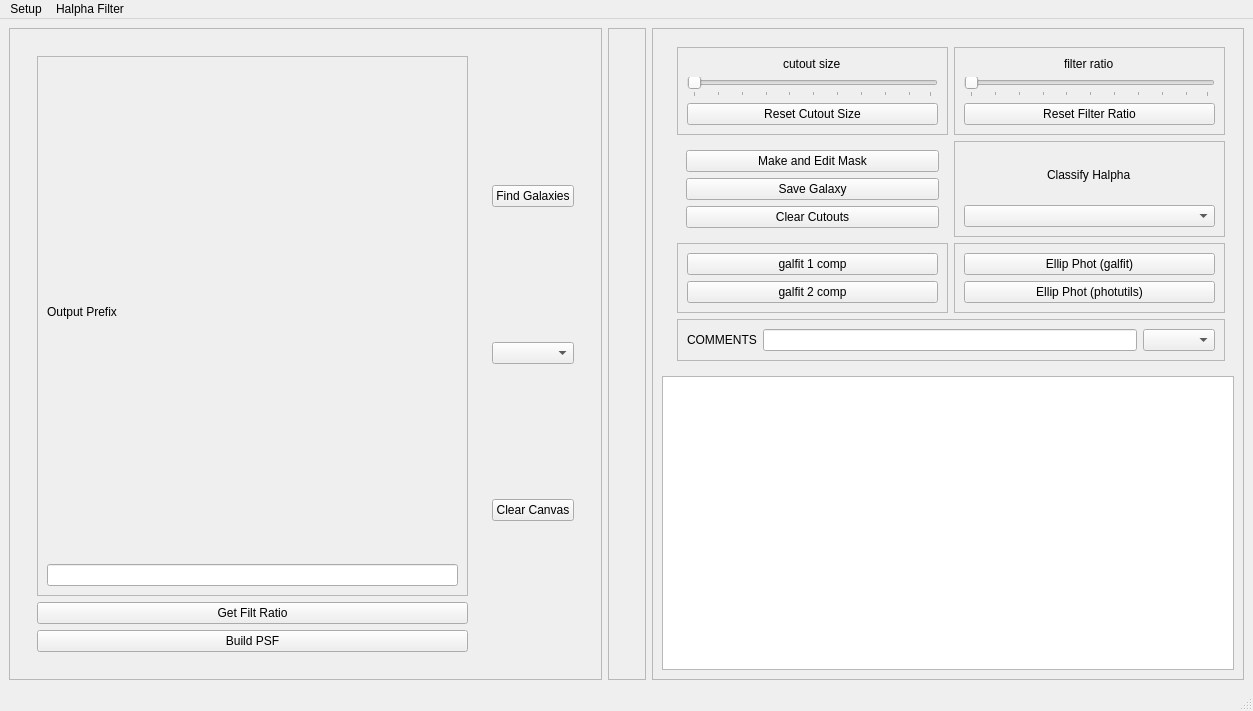
rfinn/halphagui, file testing/halphav5.ui: the form before one commit.
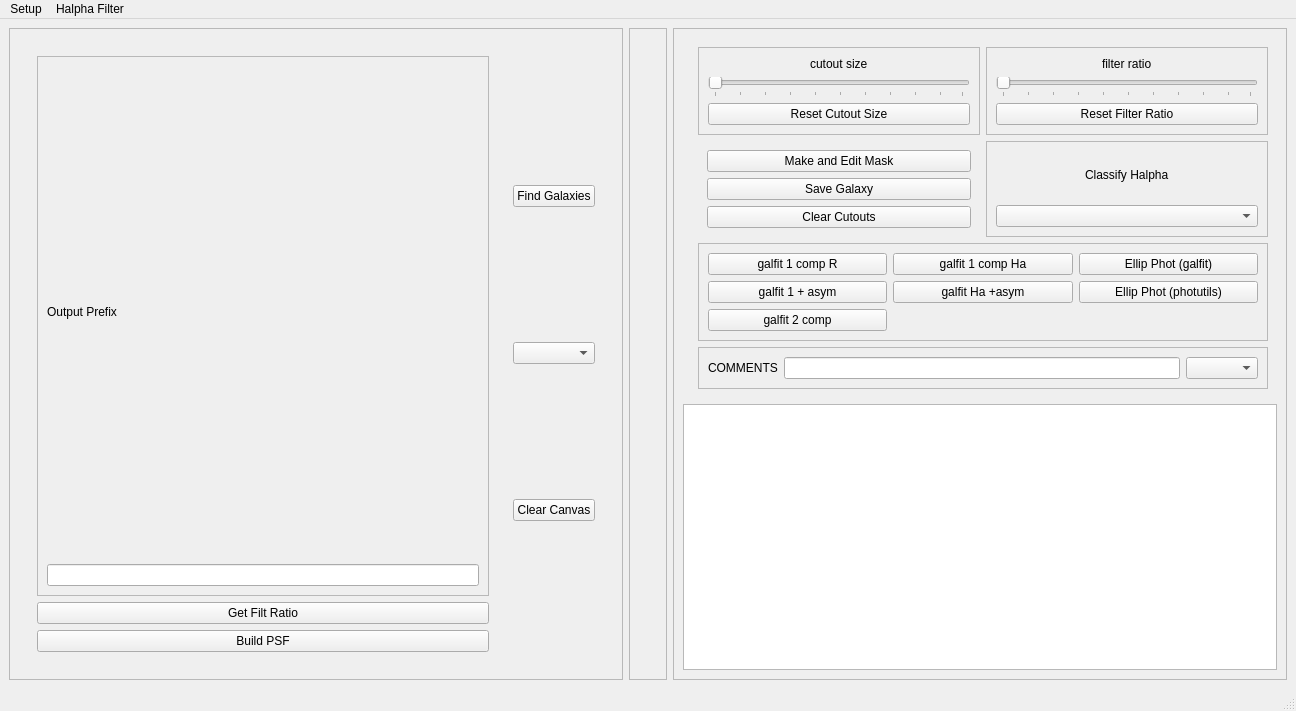
The form after the commit.

What changed in the file:
```diff
--- a/testing/halphav5.ui
+++ b/testing/halphav5.ui
@@ -6,7 +6,7 @@
    <rect>
     <x>0</x>
     <y>0</y>
-    <width>1253</width>
+    <width>1296</width>
     <height>711</height>
    </rect>
   </property>
@@ -217,58 +217,6 @@
             </layout>
            </widget>
           </item>
-          <item row="2" column="1">
-           <widget class="QFrame" name="frame_3">
-            <property name="frameShape">
-             <enum>QFrame::StyledPanel</enum>
-            </property>
-            <property name="frameShadow">
-             <enum>QFrame::Raised</enum>
-            </property>
-            <layout class="QVBoxLayout" name="verticalLayout_4">
-             <item>
-              <widget class="QPushButton" name="fitEllipseGalfitButton">
-               <property name="text">
-                <string>Ellip Phot (galfit)</string>
-               </property>
-              </widget>
-             </item>
-             <item>
-              <widget class="QPushButton" name="fitEllipsePhotutilsButton">
-               <property name="text">
-                <string>Ellip Phot (photutils)</string>
-               </property>
-              </widget>
-             </item>
-            </layout>
-           </widget>
-          </item>
-          <item row="2" column="0">
-           <widget class="QFrame" name="frame_4">
-            <property name="frameShape">
-             <enum>QFrame::StyledPanel</enum>
-            </property>
-            <property name="frameShadow">
-             <enum>QFrame::Raised</enum>
-            </property>
-            <layout class="QVBoxLayout" name="verticalLayout_5">
-             <item>
-              <widget class="QPushButton" name="galfitButton">
-               <property name="text">
-                <string>galfit 1 comp</string>
-               </property>
-              </widget>
-             </item>
-             <item>
-              <widget class="QPushButton" name="galfit2Button">
-               <property name="text">
-                <string>galfit 2 comp</string>
-               </property>
-              </widget>
-             </item>
-            </layout>
-           </widget>
-          </item>
           <item row="1" column="0">
            <widget class="QWidget" name="widget_2" native="true">
             <layout class="QVBoxLayout" name="verticalLayout_3">
@@ -353,6 +301,67 @@
             </layout>
            </widget>
           </item>
+          <item row="2" column="0" colspan="2">
+           <widget class="QFrame" name="frame_4">
+            <property name="frameShape">
+             <enum>QFrame::StyledPanel</enum>
+            </property>
+            <property name="frameShadow">
+             <enum>QFrame::Raised</enum>
+            </property>
+            <layout class="QGridLayout" name="gridLayout_3">
+             <item row="1" column="0">
+              <widget class="QPushButton" name="galfitAsymButton">
+               <property name="text">
+                <string>galfit 1 + asym</string>
+               </property>
+              </widget>
+             </item>
+             <item row="0" column="0">
+              <widget class="QPushButton" name="galfitButton">
+               <property name="text">
+                <string>galfit 1 comp R</string>
+               </property>
+              </widget>
+             </item>
+             <item row="0" column="1">
+              <widget class="QPushButton" name="galfitHaButton">
+               <property name="text">
+                <string>galfit 1 comp Ha</string>
+               </property>
+              </widget>
+             </item>
+             <item row="2" column="0">
+              <widget class="QPushButton" name="galfit2Button">
+               <property name="text">
+                <string>galfit 2 comp</string>
+               </property>
+              </widget>
+             </item>
+             <item row="1" column="1">
+              <widget class="QPushButton" name="galfitHaAsymButton">
+               <property name="text">
+                <string>galfit Ha +asym</string>
+               </property>
+              </widget>
+             </item>
+             <item row="0" column="2">
+              <widget class="QPushButton" name="fitEllipseGalfitButton">
+               <property name="text">
+                <string>Ellip Phot (galfit)</string>
+               </property>
+              </widget>
+             </item>
+             <item row="1" column="2">
+              <widget class="QPushButton" name="fitEllipsePhotutilsButton">
+               <property name="text">
+                <string>Ellip Phot (photutils)</string>
+               </property>
+              </widget>
+             </item>
+            </layout>
+           </widget>
+          </item>
          </layout>
         </widget>
        </item>
@@ -370,7 +379,7 @@
     <rect>
      <x>0</x>
      <y>0</y>
-     <width>1253</width>
+     <width>1296</width>
      <height>22</height>
     </rect>
    </property>
```
Left out of the diff: 6 changed lines with no effect on the pictures.
